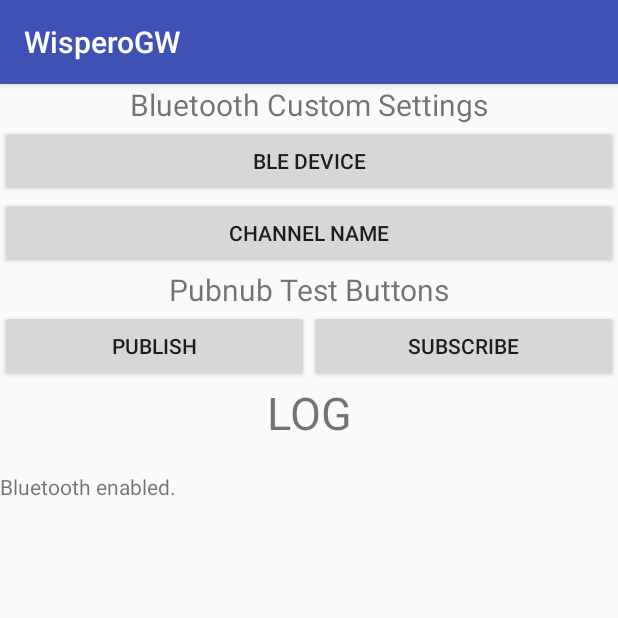
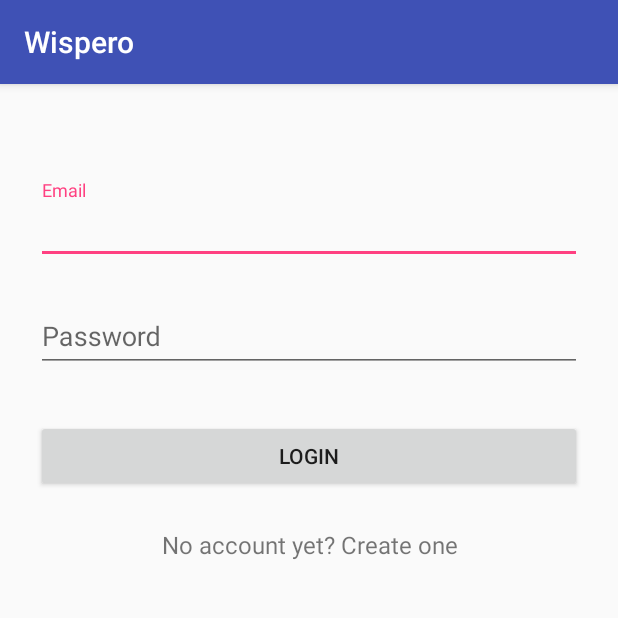
Before and after one commit to mkhare/tunnelpi, an Android app: the screen it shows after launch (MainActivity before the commit, LoginActivity after it), on a phone screen of 412 x 824 dp, the top half of it. Run offline under Robolectric (Android 15) with nearby library versions, the phone set to English and light mode, and no system bars; our stand-ins replace ButterKnife.

Commit message:
added login activity

```diff
--- a/android/WisperoGW/app/build.gradle
+++ b/android/WisperoGW/app/build.gradle
@@ -4,6 +4,7 @@
     compileSdkVersion 24
     buildToolsVersion "24.0.1"
 
+    useLibrary 'org.apache.http.legacy'
     defaultConfig {
         applicationId "com.wispero.wisperogw"
         minSdkVersion 19
@@ -25,5 +26,7 @@
     compile 'com.android.support:appcompat-v7:24.1.1'
     compile "com.google.android.gms:play-services-gcm:9.2.0"
     compile 'com.pubnub:pubnub-android:3.7.10'
+    compile 'com.android.support:design:24.1.1'
+    compile 'com.jakewharton:butterknife:6.1.0'
 }
 apply plugin: 'com.google.gms.google-services'
--- a/android/WisperoGW/app/src/main/AndroidManifest.xml
+++ b/android/WisperoGW/app/src/main/AndroidManifest.xml
@@ -19,14 +19,17 @@
         android:label="@string/app_name"
         android:supportsRtl="true"
         android:theme="@style/AppTheme">
-        <activity android:name=".MainActivity">
+        <activity android:name=".LoginActivity">
             <intent-filter>
                 <action android:name="android.intent.action.MAIN" />
 
                 <category android:name="android.intent.category.LAUNCHER" />
             </intent-filter>
         </activity>
+        <activity android:name=".SignupActivity"></activity>
+        <activity android:name=".MainActivity"></activity>
         <activity android:name=".DeviceListActivity"></activity>
+        <activity android:name=".ConfigConsoleActivity"></activity>
         <receiver
             android:name="com.google.android.gms.gcm.GcmReceiver"
             android:exported="true"
--- a/android/WisperoGW/app/src/main/java/com/wispero/wisperogw/BTService.java
+++ b/android/WisperoGW/app/src/main/java/com/wispero/wisperogw/BTService.java
@@ -42,7 +42,7 @@
     @Override
     protected void onHandleIntent(Intent intent) {
         Log.i("btservice", "in bluetooth service");
-        pubnub = MainActivity.pubnub;
+        pubnub = WisperoGWPreferences.pubnub;
 
         btAdapter = BluetoothAdapter.getDefaultAdapter();
         SharedPreferences sharedPreferences = PreferenceManager.getDefaultSharedPreferences(getApplicationContext());
--- /dev/null
+++ b/android/WisperoGW/app/src/main/java/com/wispero/wisperogw/LoginAsyncTask.java
@@ -0,0 +1,5 @@
+package com.wispero.wisperogw;
+
+/**
+ * Created by amit on 1/8/16.
+ */
--- a/android/WisperoGW/app/src/main/java/com/wispero/wisperogw/MainActivity.java
+++ b/android/WisperoGW/app/src/main/java/com/wispero/wisperogw/MainActivity.java
@@ -46,9 +46,9 @@
     private boolean isReceiverRegistered;
     private Button btn_publish, btn_subscribe, btn_BTPublish, btn_deviceAddress;
 
-    static Pubnub pubnub;
-    static String PUBLISH_KEY = "pub-c-b032ad96-906e-4a98-94b9-4b5e76ccd4e2";
-    static String SUBSCRIBE_KEY = "sub-c-c90fa6ea-38a2-11e6-bbf4-0619f8945a4f";
+    private Pubnub pubnub;
+    static String PUBLISH_KEY = WisperoGWPreferences.PN_PUBLISH_KEY;
+    static String SUBSCRIBE_KEY = WisperoGWPreferences.PN_SUBSCRIBE_KEY;
 
     @Override
     protected void onCreate(Bundle savedInstanceState) {
@@ -107,7 +107,7 @@
     }
 
     private void createViewObjects() {
-        pubnub = new Pubnub(PUBLISH_KEY, SUBSCRIBE_KEY);
+        pubnub = WisperoGWPreferences.pubnub;
         bluetoothAdapter = BluetoothAdapter.getDefaultAdapter();
 //        mRegistrationProgressBar = (ProgressBar) findViewById(R.id.registrationProgressBar);
         tv_commlog = (TextView) findViewById(R.id.tv_commlog);
--- /dev/null
+++ b/android/WisperoGW/app/src/main/res/layout/activity_configconsole.xml
@@ -0,0 +1,6 @@
+<?xml version="1.0" encoding="utf-8"?>
+<LinearLayout xmlns:android="http://schemas.android.com/apk/res/android"
+    android:orientation="vertical" android:layout_width="match_parent"
+    android:layout_height="match_parent">
+
+</LinearLayout>
--- /dev/null
+++ b/android/WisperoGW/app/src/main/res/layout/activity_login.xml
@@ -0,0 +1,65 @@
+<?xml version="1.0" encoding="utf-8"?>
+<ScrollView xmlns:android="http://schemas.android.com/apk/res/android"
+    android:layout_width="fill_parent"
+    android:layout_height="fill_parent"
+    android:fitsSystemWindows="true">
+
+    <LinearLayout
+        android:orientation="vertical"
+        android:layout_width="match_parent"
+        android:layout_height="wrap_content"
+        android:paddingTop="56dp"
+        android:paddingLeft="24dp"
+        android:paddingRight="24dp">
+
+        <!--<ImageView android:src=""-->
+            <!--android:layout_width="wrap_content"-->
+            <!--android:layout_height="72dp"-->
+            <!--android:layout_marginBottom="24dp"-->
+            <!--android:layout_gravity="center_horizontal" />-->
+
+        <!-- Email Label -->
+        <android.support.design.widget.TextInputLayout
+            android:layout_width="match_parent"
+            android:layout_height="wrap_content"
+            android:layout_marginTop="8dp"
+            android:layout_marginBottom="8dp">
+            <EditText android:id="@+id/input_email"
+                android:layout_width="match_parent"
+                android:layout_height="wrap_content"
+                android:inputType="textEmailAddress"
+                android:hint="Email" />
+        </android.support.design.widget.TextInputLayout>
+
+        <!-- Password Label -->
+        <android.support.design.widget.TextInputLayout
+            android:layout_width="match_parent"
+            android:layout_height="wrap_content"
+            android:layout_marginTop="8dp"
+            android:layout_marginBottom="8dp">
+            <EditText android:id="@+id/input_password"
+                android:layout_width="match_parent"
+                android:layout_height="wrap_content"
+                android:inputType="textPassword"
+                android:hint="Password"/>
+        </android.support.design.widget.TextInputLayout>
+
+        <android.support.v7.widget.AppCompatButton
+            android:id="@+id/btn_login"
+            android:layout_width="fill_parent"
+            android:layout_height="wrap_content"
+            android:layout_marginTop="24dp"
+            android:layout_marginBottom="24dp"
+            android:padding="12dp"
+            android:text="Login"/>
+
+        <TextView android:id="@+id/link_signup"
+            android:layout_width="fill_parent"
+            android:layout_height="wrap_content"
+            android:layout_marginBottom="24dp"
+            android:text="No account yet? Create one"
+            android:gravity="center"
+            android:textSize="16dip"/>
+
+    </LinearLayout>
+</ScrollView>
--- a/android/WisperoGW/app/src/main/res/values/strings.xml
+++ b/android/WisperoGW/app/src/main/res/values/strings.xml
@@ -1,5 +1,5 @@
 <resources>
-    <string name="app_name">WisperoGW</string>
+    <string name="app_name">Wispero</string>
     <string name="gcm_send_message">GCM enabled.</string>
     <string name="registering_message">Generating InstanceID token...</string>
     <string name="token_error_message">An error occurred while either fetching the InstanceID token,
--- a/android/WisperoGW/app/src/main/res/values/styles.xml
+++ b/android/WisperoGW/app/src/main/res/values/styles.xml
@@ -8,4 +8,10 @@
         <item name="colorAccent">@color/colorAccent</item>
     </style>
 
+    <style name="AppTheme.Dark.Dialog" parent="Theme.AppCompat.Dialog">
+        <item name="colorAccent">@color/white</item>
+        <item name="android:textColorPrimary">@color/iron</item>
+        <item name="android:background">@color/primary</item>
+    </style>
+
 </resources>
```
Also changed, not shown: android/WisperoGW/app/src/main/java/com/wispero/wisperogw/ConfigConsoleActivity.java (added, +22 -0 lines), android/WisperoGW/app/src/main/java/com/wispero/wisperogw/LoginActivity.java (added, +238 -0 lines), android/WisperoGW/app/src/main/java/com/wispero/wisperogw/PubnubUtil.java (added, +68 -0 lines), android/WisperoGW/app/src/main/java/com/wispero/wisperogw/SignupActivity.java (added, +133 -0 lines), android/WisperoGW/app/src/main/java/com/wispero/wisperogw/WisperoGWPreferences.java (+8 -0 lines), android/WisperoGW/app/src/main/java/com/wispero/wisperogw/WisperoUtil.java (added, +44 -0 lines), android/WisperoGW/app/src/main/res/layout/activity_signup.xml (added, +81 -0 lines), android/WisperoGW/app/src/main/res/values/colors.xml (+15 -0 lines), 3 other files.
